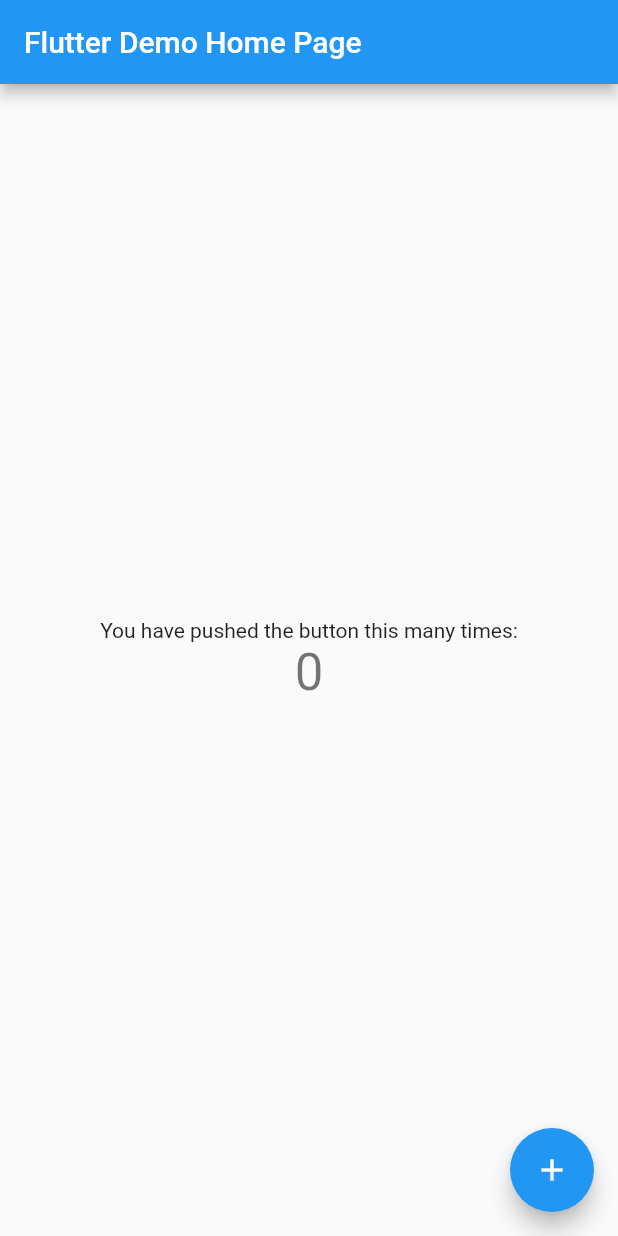
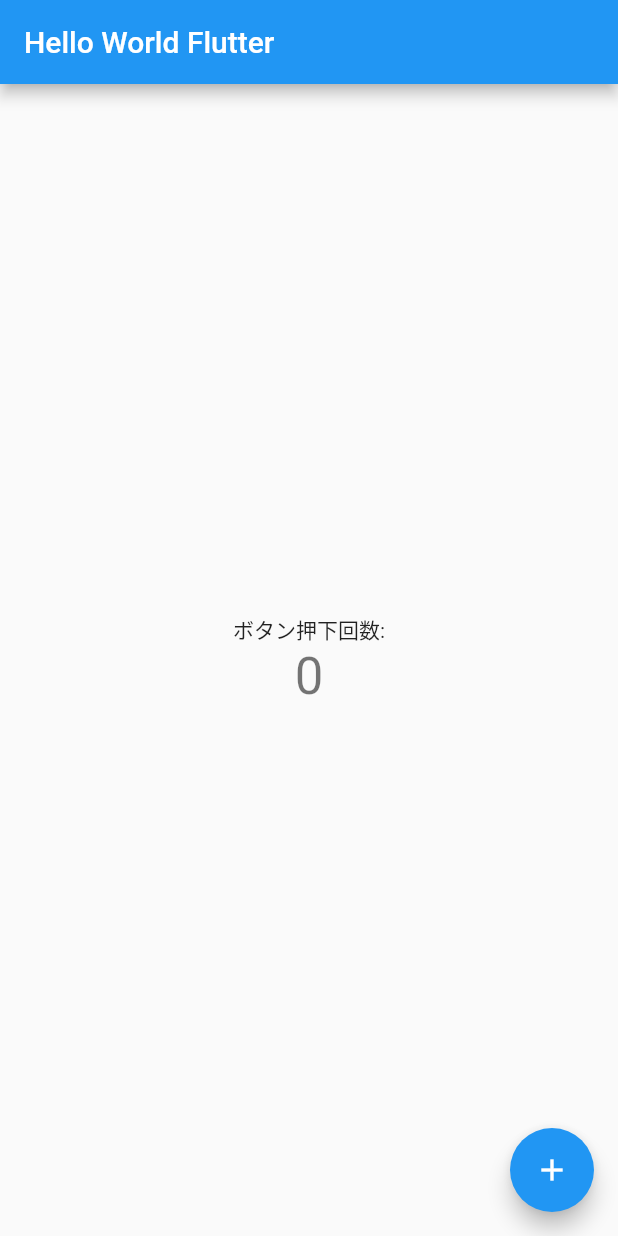
Before and after one commit to Kashiwara0205/flutter-sample, a Flutter app: the screen it shows after launch, on a phone screen of 412 x 824 dp. Run offline on Flutter 3.47's test engine with Material 2 defaults, Android fonts, the phone set to English and light mode, and no system bars.

```diff
--- a/lib/main.dart
+++ b/lib/main.dart
@@ -24,7 +24,7 @@ class MyApp extends StatelessWidget {
         // is not restarted.
         primarySwatch: Colors.blue,
       ),
-      home: const MyHomePage(title: 'Flutter Demo Home Page'),
+      home: const MyHomePage(title: 'Hello World Flutter'),
     );
   }
 }
@@ -96,7 +96,7 @@ class _MyHomePageState extends State<MyHomePage> {
           mainAxisAlignment: MainAxisAlignment.center,
           children: <Widget>[
             const Text(
-              'You have pushed the button this many times:',
+              'ボタン押下回数:',
             ),
             Text(
               '$_counter',
--- a/pubspec.yaml
+++ b/pubspec.yaml
@@ -29,6 +29,7 @@ environment:
 dependencies:
   flutter:
     sdk: flutter
+  english_words: ^4.0.0
 
 
   # The following adds the Cupertino Icons font to your application.
```
Also changed, not shown: pubspec.lock.
